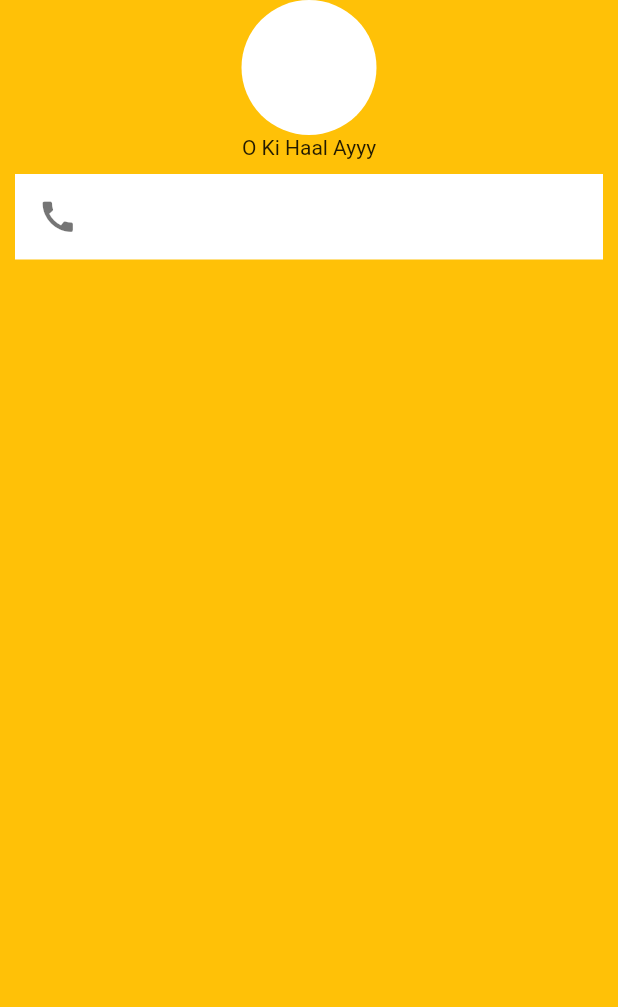
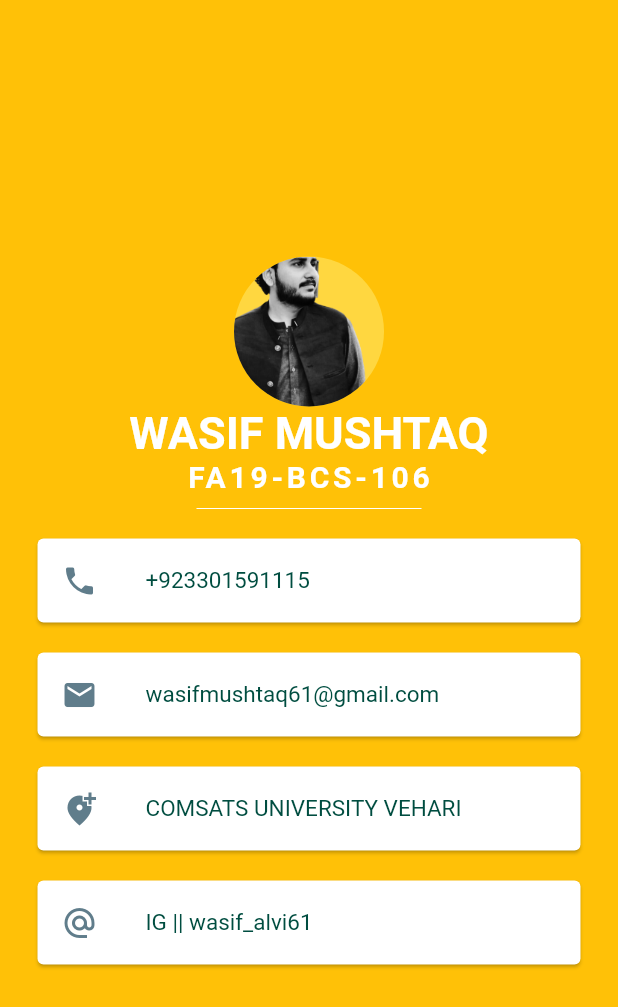
Before and after one commit to parasite61/Wasif-106, a Flutter app: the screen it shows after launch, on a phone screen of 412 x 824 dp. Shown: the top 1007 px of the screen. Run offline on Flutter 3.47's test engine with Material 2 defaults, Android fonts, the phone set to English and light mode, and no system bars.

Commit message:
Card App

```diff
--- a/cardapp/lib/main.dart
+++ b/cardapp/lib/main.dart
@@ -1,45 +1,143 @@
 import 'package:flutter/material.dart';
-
-void main() {
-  runApp(MyApp());
+void main(){
+  runApp(cardapp());
 }
-class MyApp extends StatelessWidget {
-  const MyApp({Key? key}) : super(key: key);
+class cardapp extends StatelessWidget {
+  const cardapp({Key? key}) : super(key: key);
 
   @override
   Widget build(BuildContext context) {
     return MaterialApp(
+      debugShowCheckedModeBanner: false,
       home: Scaffold(
         backgroundColor: Colors.amber,
+
         body: SafeArea(
+
           child: Column(
-            crossAxisAlignment: CrossAxisAlignment.center,
+            mainAxisAlignment: MainAxisAlignment.center,
             children: <Widget>[
               CircleAvatar(
-                radius: 45.0,
-                backgroundColor: Colors.white,
+                radius: 50.0,
+                backgroundColor: Colors.amberAccent,
+                backgroundImage: AssetImage('images/wasif.png'),
               ),
-              Text('O Ki Haal Ayyy'),
-              Container(
+              Text(
+                'WASIF MUSHTAQ',
+                style: TextStyle(
+                  fontSize: 30.0,
+                  color: Colors.white,
+
+                  fontWeight: FontWeight.bold,
+                ),
+              ),
+              Text(
+                'FA19-BCS-106',
+                style: TextStyle(
+                  fontSize: 20.0,
+                  color: Colors.white,
+
+                  letterSpacing: 2.5,
+                  fontWeight: FontWeight.bold,
+                ),
+              ),
+              SizedBox(
+                height: 20.0,
+                width: 150.0,
+                child: Divider(
+                  color: Colors.white,
+                ),
+              ),
+              Card(
                 color: Colors.white,
-                padding: EdgeInsets.all(15.0),
-                margin: EdgeInsets.symmetric(vertical: 10.0, horizontal: 10.0),
-                child: Row(
-                  children: <Widget>[
-                    Icon(
-                      Icons.call,
-                      color: Colors.black54,
-                      size: 27.0,
+                margin: EdgeInsets.symmetric(
+                  vertical: 10.0,
+                  horizontal: 25.0,
+                ),
+                child: ListTile(
+                  leading: Icon(
+                    Icons.phone,
+                    color: Colors.blueGrey,
+                  ),
+                  title: Text(
+                    '+923301591115',
+                    style: TextStyle(
+                      fontSize: 15.0,
+                      color: Colors.teal.shade900,
 
                     ),
-                    SizedBox(
-                      width: 50.0,
-                    )
-                  ],
+                  ),
+                  onTap: () {},
                 ),
-              )
+              ),
+              Card(
+                color: Colors.white,
+                margin: EdgeInsets.symmetric(
+                  vertical: 10.0,
+                  horizontal: 25.0,
+                ),
+                child: ListTile(
+                  leading: Icon(
+                    Icons.email,
+                    color: Colors.blueGrey,
+                  ),
+                  title: Text(
+                    'wasifmushtaq61@gmail.com',
+                    style: TextStyle(
+                      fontSize: 15.0,
+                      color: Colors.teal.shade900,
+
+                    ),
+                  ),
+                  onTap: () {},
+                ),
+              ),
+              Card(
+                color: Colors.white,
+                margin: EdgeInsets.symmetric(
+                  vertical: 10.0,
+                  horizontal: 25.0,
+                ),
+                child: ListTile(
+                  leading: Icon(
+                    Icons.add_location_alt_sharp,
+                    color: Colors.blueGrey,
+                  ),
+                  title: Text(
+                    'COMSATS UNIVERSITY VEHARI',
+                    style: TextStyle(
+                      fontSize: 15.0,
+                      color: Colors.teal.shade900,
+
+                    ),
+                  ),
+                  onTap: () {},
+                ),
+              ),
+              Card(
+                color: Colors.white,
+                margin: EdgeInsets.symmetric(
+                  vertical: 10.0,
+                  horizontal: 25.0,
+                ),
+                child: ListTile(
+                  leading: Icon(
+                    Icons.alternate_email,
+                    color: Colors.blueGrey,
+                  ),
+                  title: Text(
+                    'IG || wasif_alvi61',
+                    style: TextStyle(
+                      fontSize: 15.0,
+                      color: Colors.teal.shade900,
+
+                    ),
+                  ),
+                  onTap: () {},
+                ),
+              ),
             ],
-          )
+          ),
         ),
       ),
     );
--- a/cardapp/pubspec.yaml
+++ b/cardapp/pubspec.yaml
@@ -58,9 +58,8 @@ flutter:
   uses-material-design: true
 
   # To add assets to your application, add an assets section, like this:
-  # assets:
-  #   - images/a_dot_burr.jpeg
-  #   - images/a_dot_ham.jpeg
+  assets:
+  - images/wasif.png
 
   # An image asset can refer to one or more resolution-specific "variants", see
   # https://flutter.dev/assets-and-images/#resolution-aware.
```
Also changed, not shown: cardapp/images/wasif.png (added), 1 other file.
